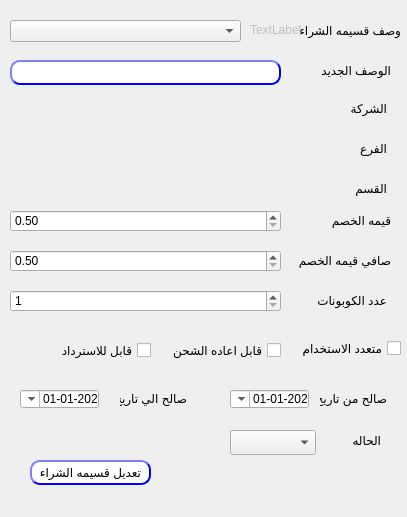
First picture: the form in presentation/voucher_ui/editVoucher.ui, repository shymaa123456/HyperPOS2020, before the edit.
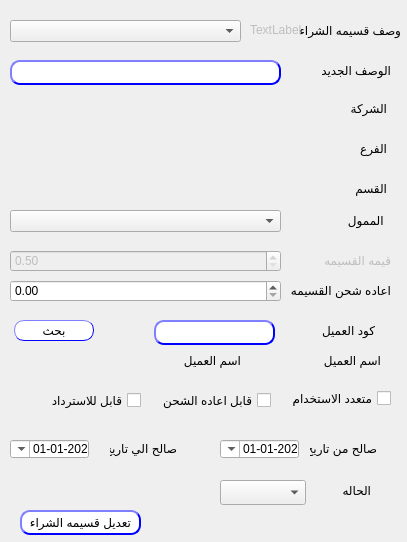
Second picture: the form after the edit.

The edit to the form file:
```diff
--- a/presentation/voucher_ui/editVoucher.ui
+++ b/presentation/voucher_ui/editVoucher.ui
@@ -10,7 +10,7 @@
     <x>0</x>
     <y>0</y>
     <width>407</width>
-    <height>517</height>
+    <height>542</height>
    </rect>
   </property>
   <property name="windowTitle">
@@ -35,8 +35,8 @@
   <widget class="QLabel" name="label_2">
    <property name="geometry">
     <rect>
-     <x>340</x>
-     <y>430</y>
+     <x>330</x>
+     <y>480</y>
      <width>41</width>
      <height>20</height>
     </rect>
@@ -51,8 +51,8 @@
   <widget class="QComboBox" name="CMB_CouponStatus">
    <property name="geometry">
     <rect>
-     <x>230</x>
-     <y>430</y>
+     <x>220</x>
+     <y>480</y>
      <width>86</width>
      <height>25</height>
     </rect>
@@ -61,8 +61,8 @@
   <widget class="QPushButton" name="BTN_editCoupon">
    <property name="geometry">
     <rect>
-     <x>30</x>
-     <y>460</y>
+     <x>20</x>
+     <y>510</y>
      <width>121</width>
      <height>25</height>
     </rect>
@@ -101,8 +101,8 @@
   <widget class="QCheckBox" name="checkBox_Multi">
    <property name="geometry">
     <rect>
-     <x>300</x>
-     <y>340</y>
+     <x>290</x>
+     <y>390</y>
      <width>101</width>
      <height>17</height>
     </rect>
@@ -114,27 +114,11 @@
     <string>متعدد الاستخدام</string>
    </property>
   </widget>
-  <widget class="QLabel" name="desc_2">
-   <property name="geometry">
-    <rect>
-     <x>306</x>
-     <y>290</y>
-     <width>81</width>
-     <height>20</height>
-    </rect>
-   </property>
-   <property name="layoutDirection">
-    <enum>Qt::RightToLeft</enum>
-   </property>
-   <property name="text">
-    <string>عدد الكوبونات</string>
-   </property>
-  </widget>
   <widget class="QLabel" name="desc_3">
    <property name="geometry">
     <rect>
-     <x>320</x>
-     <y>390</y>
+     <x>310</x>
+     <y>440</y>
      <width>67</width>
      <height>17</height>
     </rect>
@@ -146,8 +130,8 @@
   <widget class="QLabel" name="desc_4">
    <property name="geometry">
     <rect>
-     <x>120</x>
-     <y>390</y>
+     <x>110</x>
+     <y>440</y>
      <width>67</width>
      <height>17</height>
     </rect>
@@ -162,8 +146,8 @@
   <widget class="QDateTimeEdit" name="Qdate_to">
    <property name="geometry">
     <rect>
-     <x>20</x>
-     <y>390</y>
+     <x>10</x>
+     <y>440</y>
      <width>79</width>
      <height>18</height>
     </rect>
@@ -191,8 +175,8 @@
   <widget class="QDateTimeEdit" name="Qdate_from">
    <property name="geometry">
     <rect>
-     <x>230</x>
-     <y>390</y>
+     <x>220</x>
+     <y>440</y>
      <width>79</width>
      <height>18</height>
     </rect>
@@ -283,27 +267,14 @@
     <string>الوصف الجديد</string>
    </property>
   </widget>
-  <widget class="QDoubleSpinBox" name="LE_desc_3">
-   <property name="geometry">
-    <rect>
-     <x>10</x>
-     <y>250</y>
-     <width>271</width>
-     <height>22</height>
-    </rect>
-   </property>
-   <property name="styleSheet">
-    <string notr="true"/>
-   </property>
-   <property name="minimum">
-    <double>0.500000000000000</double>
-   </property>
-  </widget>
   <widget class="QDoubleSpinBox" name="LE_desc_2">
+   <property name="enabled">
+    <bool>false</bool>
+   </property>
    <property name="geometry">
     <rect>
      <x>10</x>
-     <y>210</y>
+     <y>250</y>
      <width>271</width>
      <height>22</height>
     </rect>
@@ -331,19 +302,6 @@
     <string>TextLabel</string>
    </property>
   </widget>
-  <widget class="QSpinBox" name="LE_desc_4">
-   <property name="geometry">
-    <rect>
-     <x>10</x>
-     <y>290</y>
-     <width>271</width>
-     <height>22</height>
-    </rect>
-   </property>
-   <property name="minimum">
-    <number>1</number>
-   </property>
-  </widget>
   <widget class="QLabel" name="desc_6">
    <property name="geometry">
     <rect>
@@ -393,36 +351,26 @@
    </property>
   </widget>
   <widget class="QLabel" name="label">
+   <property name="enabled">
+    <bool>false</bool>
+   </property>
    <property name="geometry">
     <rect>
      <x>300</x>
-     <y>210</y>
-     <width>91</width>
-     <height>21</height>
-    </rect>
-   </property>
-   <property name="text">
-    <string>قيمه الخصم</string>
-   </property>
-  </widget>
-  <widget class="QLabel" name="label_3">
-   <property name="geometry">
-    <rect>
-     <x>290</x>
      <y>250</y>
-     <width>101</width>
+     <width>91</width>
      <height>21</height>
     </rect>
    </property>
    <property name="text">
-    <string>صافي قيمه الخصم</string>
+    <string>قيمه القسيمه</string>
    </property>
   </widget>
   <widget class="QCheckBox" name="checkBox_Multi_3">
    <property name="geometry">
     <rect>
-     <x>40</x>
-     <y>340</y>
+     <x>30</x>
+     <y>390</y>
      <width>111</width>
      <height>20</height>
     </rect>
@@ -437,8 +385,8 @@
   <widget class="QCheckBox" name="checkBox_Multi_2">
    <property name="geometry">
     <rect>
-     <x>170</x>
-     <y>340</y>
+     <x>160</x>
+     <y>390</y>
      <width>111</width>
      <height>20</height>
     </rect>
@@ -450,6 +398,186 @@
     <string>قابل اعاده الشحن</string>
    </property>
   </widget>
+  <widget class="QLabel" name="desc_9">
+   <property name="geometry">
+    <rect>
+     <x>320</x>
+     <y>210</y>
+     <width>67</width>
+     <height>21</height>
+    </rect>
+   </property>
+   <property name="layoutDirection">
+    <enum>Qt::RightToLeft</enum>
+   </property>
+   <property name="text">
+    <string>&lt;html&gt;&lt;head/&gt;&lt;body&gt;&lt;p align=&quot;right&quot;&gt;&lt;span style=&quot; color:#ef2929;&quot;&gt;&lt;/span&gt;الممول &lt;/p&gt;&lt;/body&gt;&lt;/html&gt;</string>
+   </property>
+  </widget>
+  <widget class="QComboBox" name="Qcombo_sponser">
+   <property name="geometry">
+    <rect>
+     <x>10</x>
+     <y>210</y>
+     <width>271</width>
+     <height>22</height>
+    </rect>
+   </property>
+   <property name="layoutDirection">
+    <enum>Qt::LeftToRight</enum>
+   </property>
+  </widget>
+  <widget class="QLineEdit" name="LE_desc_5">
+   <property name="geometry">
+    <rect>
+     <x>154</x>
+     <y>320</y>
+     <width>121</width>
+     <height>25</height>
+    </rect>
+   </property>
+   <property name="styleSheet">
+    <string notr="true">QLineEdit{
+                                        background-color: white;
+                                        border-style: outset;
+                                        border-width: 2px;
+                                        border-radius: 10px;
+                                        border-color: blue;
+                                        min-width: 6em;
+                                        }
+                                        QLineEdit:hover {
+                                        background: qradialgradient(
+                                        cx: 0.3, cy: -0.4, fx: 0.3, fy: -0.4,
+                                        radius: 1.35, stop: 0 #fff, stop: 1 #bbb
+                                        );
+                                        }
+                                       QLineEdit:pressed {
+                                        border-style: inset;
+                                        background: qradialgradient(
+                                        cx: 0.4, cy: -0.1, fx: 0.4, fy: -0.1,
+                                        radius: 1.35, stop: 0 #fff, stop: 1 #ddd
+                                        );
+                                        }
+                                    </string>
+   </property>
+  </widget>
+  <widget class="QPushButton" name="btn_search">
+   <property name="geometry">
+    <rect>
+     <x>14</x>
+     <y>320</y>
+     <width>80</width>
+     <height>21</height>
+    </rect>
+   </property>
+   <property name="styleSheet">
+    <string notr="true">QPushButton{
+                                        background-color: white;
+                                        border-style: outset;
+                                        border-width: 1px;
+                                        border-radius: 10px;
+                                        border-color: blue;
+                                        min-width: 6em;
+                                        }
+                                        QPushButton:hover {
+                                        background: qradialgradient(
+                                        cx: 0.3, cy: -0.4, fx: 0.3, fy: -0.4,
+                                        radius: 1.35, stop: 0 #fff, stop: 1 #bbb
+                                        );
+                                        }
+                                        QPushButton:pressed {
+                                        border-style: inset;
+                                        background: qradialgradient(
+                                        cx: 0.4, cy: -0.1, fx: 0.4, fy: -0.1,
+                                        radius: 1.35, stop: 0 #fff, stop: 1 #ddd
+                                        );
+                                        }
+                                    </string>
+   </property>
+   <property name="text">
+    <string>بحث</string>
+   </property>
+  </widget>
+  <widget class="QLabel" name="desc_11">
+   <property name="geometry">
+    <rect>
+     <x>294</x>
+     <y>320</y>
+     <width>81</width>
+     <height>21</height>
+    </rect>
+   </property>
+   <property name="layoutDirection">
+    <enum>Qt::RightToLeft</enum>
+   </property>
+   <property name="text">
+    <string>&lt;html&gt;&lt;head/&gt;&lt;body&gt;&lt;p align=&quot;right&quot;&gt;&lt;span style=&quot; color:#ef2929;&quot;&gt;&lt;/span&gt;كود العميل&lt;/p&gt;&lt;/body&gt;&lt;/html&gt;</string>
+   </property>
+  </widget>
+  <widget class="QLabel" name="desc_13">
+   <property name="geometry">
+    <rect>
+     <x>150</x>
+     <y>350</y>
+     <width>91</width>
+     <height>21</height>
+    </rect>
+   </property>
+   <property name="layoutDirection">
+    <enum>Qt::RightToLeft</enum>
+   </property>
+   <property name="text">
+    <string>&lt;html&gt;&lt;head/&gt;&lt;body&gt;&lt;p align=&quot;right&quot;&gt;&lt;span style=&quot; color:#ef2929;&quot;&gt;&lt;/span&gt;اسم العميل&lt;/p&gt;&lt;/body&gt;&lt;/html&gt;</string>
+   </property>
+  </widget>
+  <widget class="QLabel" name="desc_12">
+   <property name="geometry">
+    <rect>
+     <x>290</x>
+     <y>350</y>
+     <width>91</width>
+     <height>21</height>
+    </rect>
+   </property>
+   <property name="layoutDirection">
+    <enum>Qt::RightToLeft</enum>
+   </property>
+   <property name="text">
+    <string>&lt;html&gt;&lt;head/&gt;&lt;body&gt;&lt;p align=&quot;right&quot;&gt;&lt;span style=&quot; color:#ef2929;&quot;&gt;&lt;/span&gt;اسم العميل&lt;/p&gt;&lt;/body&gt;&lt;/html&gt;</string>
+   </property>
+  </widget>
+  <widget class="QDoubleSpinBox" name="LE_desc_3">
+   <property name="geometry">
+    <rect>
+     <x>10</x>
+     <y>280</y>
+     <width>271</width>
+     <height>22</height>
+    </rect>
+   </property>
+   <property name="styleSheet">
+    <string notr="true"/>
+   </property>
+   <property name="minimum">
+    <double>0.000000000000000</double>
+   </property>
+   <property name="value">
+    <double>0.000000000000000</double>
+   </property>
+  </widget>
+  <widget class="QLabel" name="label_3">
+   <property name="geometry">
+    <rect>
+     <x>290</x>
+     <y>280</y>
+     <width>101</width>
+     <height>21</height>
+    </rect>
+   </property>
+   <property name="text">
+    <string>اعاده شحن القسيمه</string>
+   </property>
+  </widget>
  </widget>
  <resources/>
  <connections/>
```
Left out of the diff: 4 changed lines with no effect on the pictures.
